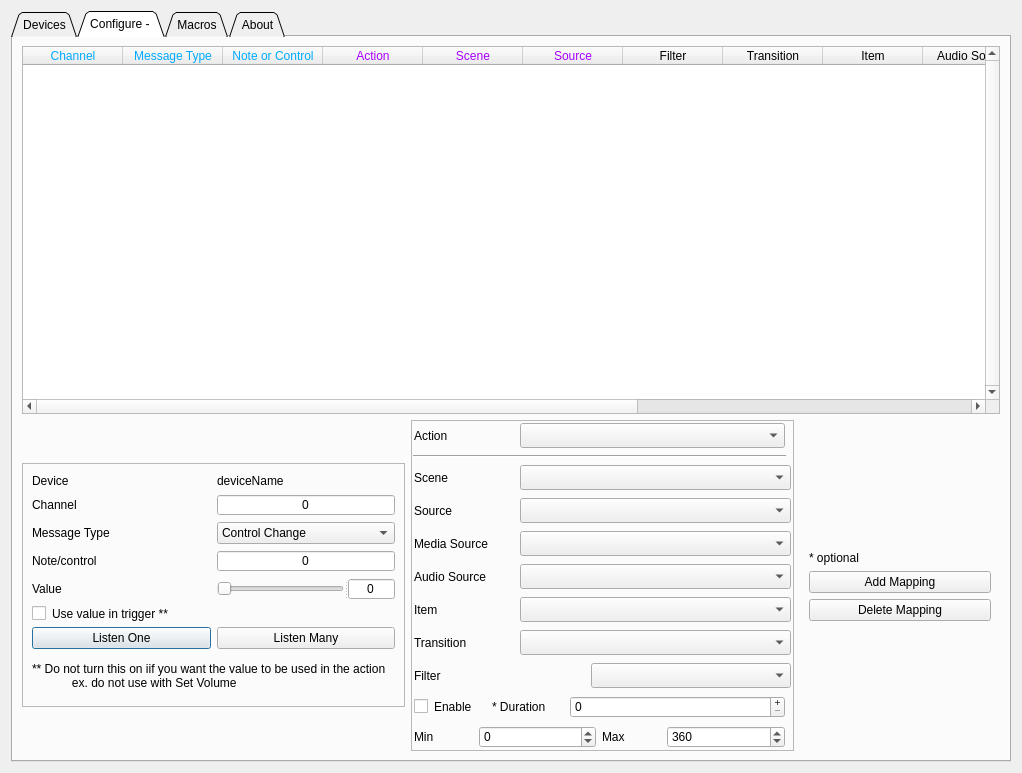
Before: the Qt Designer form src/forms/settings-dialog.ui in teisenbe/obs-midi, drawn with Qt 5.
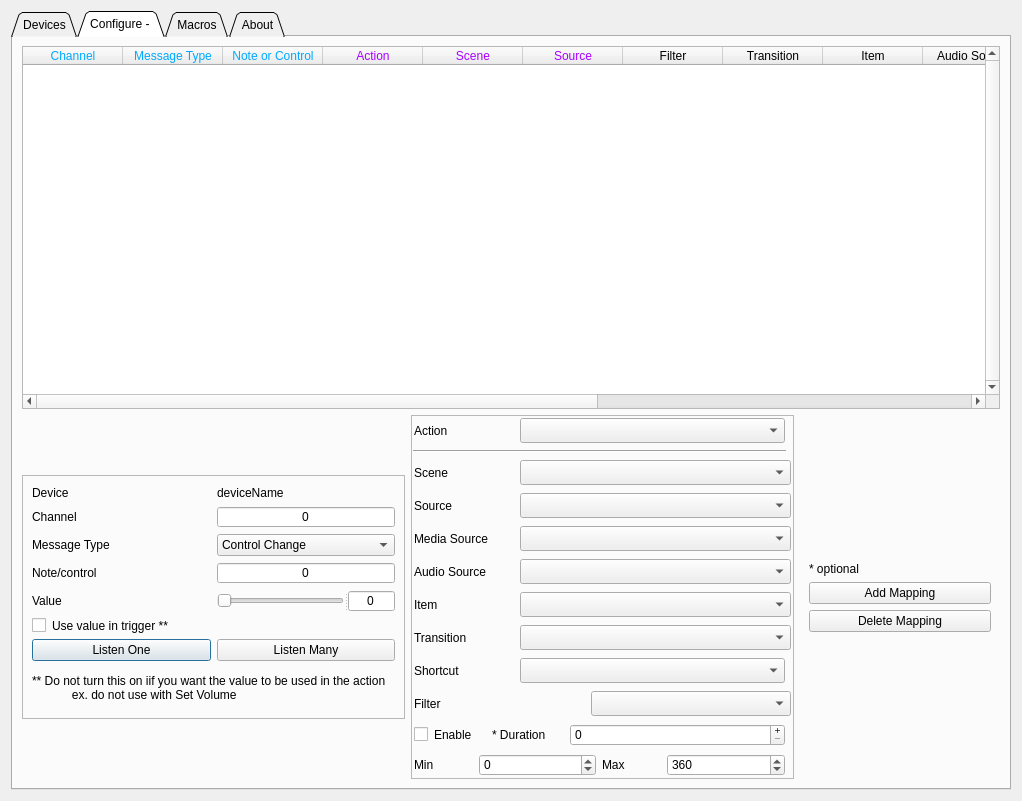
After: the same form once the commit is applied.

```diff
--- a/src/forms/settings-dialog.ui
+++ b/src/forms/settings-dialog.ui
@@ -10,7 +10,7 @@
     <x>0</x>
     <y>0</y>
     <width>1022</width>
-    <height>773</height>
+    <height>801</height>
    </rect>
   </property>
   <property name="sizePolicy">
@@ -654,7 +654,7 @@
          <property name="lineWidth">
           <number>3</number>
          </property>
-         <layout class="QGridLayout" name="gridLayout_23" rowstretch="1,1,1,1,1,1,1,1,1,1,1,1,0,0,0">
+         <layout class="QGridLayout" name="gridLayout_23" rowstretch="1,0,0,0,0,0,0,0,0,0,0,0,0,0,0,0">
           <property name="leftMargin">
            <number>1</number>
           </property>
@@ -667,83 +667,19 @@
           <property name="bottomMargin">
            <number>1</number>
           </property>
-          <item row="9" column="0" colspan="2">
-           <widget class="QWidget" name="w_item" native="true">
-            <property name="enabled">
-             <bool>true</bool>
+          <item row="1" column="0">
+           <widget class="Line" name="line">
+            <property name="orientation">
+             <enum>Qt::Horizontal</enum>
             </property>
-            <layout class="QGridLayout" name="gridLayout_26" columnstretch="1,3">
-             <property name="leftMargin">
-              <number>1</number>
-             </property>
-             <property name="topMargin">
-              <number>1</number>
-             </property>
-             <property name="rightMargin">
-              <number>1</number>
-             </property>
-             <property name="bottomMargin">
-              <number>1</number>
-             </property>
-             <item row="0" column="0">
-              <widget class="QLabel" name="label_obs_output_item">
-               <property name="sizePolicy">
-                <sizepolicy hsizetype="MinimumExpanding" vsizetype="Fixed">
-                 <horstretch>0</horstretch>
-                 <verstretch>0</verstretch>
-                </sizepolicy>
-               </property>
-               <property name="minimumSize">
-                <size>
-                 <width>100</width>
-                 <height>15</height>
-                </size>
-               </property>
-               <property name="maximumSize">
-                <size>
-                 <width>16777215</width>
-                 <height>50</height>
-                </size>
-               </property>
-               <property name="text">
-                <string>Item</string>
-               </property>
-              </widget>
-             </item>
-             <item row="0" column="1">
-              <widget class="QComboBox" name="cb_obs_output_item">
-               <property name="sizePolicy">
-                <sizepolicy hsizetype="MinimumExpanding" vsizetype="Fixed">
-                 <horstretch>0</horstretch>
-                 <verstretch>0</verstretch>
-                </sizepolicy>
-               </property>
-               <property name="minimumSize">
-                <size>
-                 <width>200</width>
-                 <height>25</height>
-                </size>
-               </property>
-               <property name="maximumSize">
-                <size>
-                 <width>16777215</width>
-                 <height>50</height>
-                </size>
-               </property>
-               <property name="sizeAdjustPolicy">
-                <enum>QComboBox::AdjustToContents</enum>
-               </property>
-              </widget>
-             </item>
-            </layout>
            </widget>
           </item>
-          <item row="2" column="0" rowspan="4" colspan="2">
-           <widget class="QWidget" name="w_scene" native="true">
+          <item row="10" column="0" rowspan="2" colspan="2">
+           <widget class="QWidget" name="w_transition" native="true">
             <property name="enabled">
              <bool>true</bool>
             </property>
-            <layout class="QGridLayout" name="gridLayout_19" columnstretch="1,3">
+            <layout class="QGridLayout" name="gridLayout_22" columnstretch="1,3">
              <property name="leftMargin">
               <number>1</number>
              </property>
@@ -757,7 +693,7 @@
               <number>1</number>
              </property>
              <item row="0" column="0">
-              <widget class="QLabel" name="label_obs_output_scene">
+              <widget class="QLabel" name="label_obs_output_transition">
                <property name="sizePolicy">
                 <sizepolicy hsizetype="MinimumExpanding" vsizetype="Fixed">
                  <horstretch>0</horstretch>
@@ -767,31 +703,6 @@
                <property name="minimumSize">
                 <size>
                  <width>100</width>
-                 <height>15</height>
-                </size>
-               </property>
-               <property name="maximumSize">
-                <size>
-                 <width>16777215</width>
-                 <height>50</height>
-                </size>
-               </property>
-               <property name="text">
-                <string>Scene</string>
-               </property>
-              </widget>
-             </item>
-             <item row="0" column="1">
-              <widget class="QComboBox" name="cb_obs_output_scene">
-               <property name="sizePolicy">
-                <sizepolicy hsizetype="MinimumExpanding" vsizetype="Fixed">
-                 <horstretch>0</horstretch>
-                 <verstretch>0</verstretch>
-                </sizepolicy>
-               </property>
-               <property name="minimumSize">
-                <size>
-                 <width>200</width>
                  <height>25</height>
                 </size>
                </property>
@@ -801,56 +712,13 @@
                  <height>25</height>
                 </size>
                </property>
-               <property name="sizeAdjustPolicy">
-                <enum>QComboBox::AdjustToContents</enum>
-               </property>
-              </widget>
-             </item>
-            </layout>
-           </widget>
-          </item>
-          <item row="0" column="0">
-           <widget class="QWidget" name="widget_6" native="true">
-            <layout class="QGridLayout" name="gridLayout_4" columnstretch="1,0">
-             <property name="leftMargin">
-              <number>1</number>
-             </property>
-             <property name="topMargin">
-              <number>1</number>
-             </property>
-             <property name="rightMargin">
-              <number>1</number>
-             </property>
-             <property name="bottomMargin">
-              <number>1</number>
-             </property>
-             <item row="0" column="0">
-              <widget class="QLabel" name="label_obs_output_action">
-               <property name="sizePolicy">
-                <sizepolicy hsizetype="MinimumExpanding" vsizetype="Fixed">
-                 <horstretch>0</horstretch>
-                 <verstretch>0</verstretch>
-                </sizepolicy>
-               </property>
-               <property name="minimumSize">
-                <size>
-                 <width>100</width>
-                 <height>25</height>
-                </size>
-               </property>
-               <property name="maximumSize">
-                <size>
-                 <width>100</width>
-                 <height>25</height>
-                </size>
-               </property>
                <property name="text">
-                <string>Action</string>
+                <string>Transition</string>
                </property>
               </widget>
              </item>
              <item row="0" column="1">
-              <widget class="QComboBox" name="cb_obs_output_action">
+              <widget class="QComboBox" name="cb_obs_output_transition">
                <property name="sizePolicy">
                 <sizepolicy hsizetype="MinimumExpanding" vsizetype="Fixed">
                  <horstretch>0</horstretch>
@@ -877,78 +745,7 @@
             </layout>
            </widget>
           </item>
-          <item row="8" column="0" colspan="2">
-           <widget class="QWidget" name="w_audio" native="true">
-            <property name="enabled">
-             <bool>true</bool>
-            </property>
-            <layout class="QGridLayout" name="gridLayout_25" columnstretch="1,3">
-             <property name="leftMargin">
-              <number>1</number>
-             </property>
-             <property name="topMargin">
-              <number>1</number>
-             </property>
-             <property name="rightMargin">
-              <number>1</number>
-             </property>
-             <property name="bottomMargin">
-              <number>1</number>
-             </property>
-             <item row="0" column="0">
-              <widget class="QLabel" name="label_obs_output_audio_source">
-               <property name="sizePolicy">
-                <sizepolicy hsizetype="MinimumExpanding" vsizetype="Fixed">
-                 <horstretch>0</horstretch>
-                 <verstretch>0</verstretch>
-                </sizepolicy>
-               </property>
-               <property name="minimumSize">
-                <size>
-                 <width>100</width>
-                 <height>15</height>
-                </size>
-               </property>
-               <property name="maximumSize">
-                <size>
-                 <width>16777215</width>
-                 <height>50</height>
-                </size>
-               </property>
-               <property name="text">
-                <string>Audio Source</string>
-               </property>
-              </widget>
-             </item>
-             <item row="0" column="1">
-              <widget class="QComboBox" name="cb_obs_output_audio_source">
-               <property name="sizePolicy">
-                <sizepolicy hsizetype="MinimumExpanding" vsizetype="Fixed">
-                 <horstretch>0</horstretch>
-                 <verstretch>0</verstretch>
-                </sizepolicy>
-               </property>
-               <property name="minimumSize">
-                <size>
-                 <width>200</width>
-                 <height>25</height>
-                </size>
-               </property>
-               <property name="maximumSize">
-                <size>
-                 <width>16777215</width>
-                 <height>50</height>
-                </size>
-               </property>
-               <property name="sizeAdjustPolicy">
-                <enum>QComboBox::AdjustToContents</enum>
-               </property>
-              </widget>
-             </item>
-            </layout>
-           </widget>
-          </item>
-          <item row="12" column="0" colspan="2">
+          <item row="13" column="0" colspan="2">
            <widget class="QWidget" name="w_filter" native="true">
             <property name="enabled">
              <bool>true</bool>
@@ -1019,7 +816,7 @@
             </layout>
            </widget>
           </item>
-          <item row="13" column="0">
+          <item row="14" column="0">
            <widget class="QWidget" name="w_int_overide" native="true">
             <layout class="QGridLayout" name="gridLayout_3" columnstretch="1,1,3" columnminimumwidth="1,1,3">
              <property name="leftMargin">
@@ -1141,77 +938,6 @@
             </layout>
            </widget>
           </item>
-          <item row="10" column="0" rowspan="2" colspan="2">
-           <widget class="QWidget" name="w_transition" native="true">
-            <property name="enabled">
-             <bool>true</bool>
-            </property>
-            <layout class="QGridLayout" name="gridLayout_22" columnstretch="1,3">
-             <property name="leftMargin">
-              <number>1</number>
-             </property>
-             <property name="topMargin">
-              <number>1</number>
-             </property>
-             <property name="rightMargin">
-              <number>1</number>
-             </property>
-             <property name="bottomMargin">
-              <number>1</number>
-             </property>
-             <item row="0" column="0">
-              <widget class="QLabel" name="label_obs_output_transition">
-               <property name="sizePolicy">
-                <sizepolicy hsizetype="MinimumExpanding" vsizetype="Fixed">
-                 <horstretch>0</horstretch>
-                 <verstretch>0</verstretch>
-                </sizepolicy>
-               </property>
-               <property name="minimumSize">
-                <size>
-                 <width>100</width>
-                 <height>25</height>
-                </size>
-               </property>
-               <property name="maximumSize">
-                <size>
-                 <width>16777215</width>
-                 <height>25</height>
-                </size>
-               </property>
-               <property name="text">
-                <string>Transition</string>
-               </property>
-              </widget>
-             </item>
-             <item row="0" column="1">
-              <widget class="QComboBox" name="cb_obs_output_transition">
-               <property name="sizePolicy">
-                <sizepolicy hsizetype="MinimumExpanding" vsizetype="Fixed">
-                 <horstretch>0</horstretch>
-                 <verstretch>0</verstretch>
-                </sizepolicy>
-               </property>
-               <property name="minimumSize">
-                <size>
-                 <width>200</width>
-                 <height>25</height>
-                </size>
-               </property>
-               <property name="maximumSize">
-                <size>
-                 <width>16777215</width>
-                 <height>25</height>
-                </size>
-               </property>
-               <property name="sizeAdjustPolicy">
-                <enum>QComboBox::AdjustToContents</enum>
-               </property>
-              </widget>
-             </item>
-            </layout>
-           </widget>
-          </item>
           <item row="7" column="0" colspan="2">
            <widget class="QWidget" name="w_media" native="true">
             <property name="enabled">
@@ -1283,14 +1009,7 @@
             </layout>
            </widget>
           </item>
-          <item row="1" column="0">
-           <widget class="Line" name="line">
-            <property name="orientation">
-             <enum>Qt::Horizontal</enum>
-            </property>
-           </widget>
-          </item>
-          <item row="14" column="0">
+          <item row="15" column="0">
            <widget class="QWidget" name="widget_range" native="true">
             <layout class="QGridLayout" name="gridLayout_27" columnstretch="1,2,1,2">
              <property name="leftMargin">
@@ -1345,6 +1064,358 @@
             </layout>
            </widget>
           </item>
+          <item row="9" column="0" colspan="2">
+           <widget class="QWidget" name="w_item" native="true">
+            <property name="enabled">
+             <bool>true</bool>
+            </property>
+            <layout class="QGridLayout" name="gridLayout_26" columnstretch="1,3">
+             <property name="leftMargin">
+              <number>1</number>
+             </property>
+             <property name="topMargin">
+              <number>1</number>
+             </property>
+             <property name="rightMargin">
+              <number>1</number>
+             </property>
+             <property name="bottomMargin">
+              <number>1</number>
+             </property>
+             <item row="0" column="0">
+              <widget class="QLabel" name="label_obs_output_item">
+               <property name="sizePolicy">
+                <sizepolicy hsizetype="MinimumExpanding" vsizetype="Fixed">
+                 <horstretch>0</horstretch>
+                 <verstretch>0</verstretch>
+                </sizepolicy>
+               </property>
+               <property name="minimumSize">
+                <size>
+                 <width>100</width>
+                 <height>15</height>
+                </size>
+               </property>
+               <property name="maximumSize">
+                <size>
+                 <width>16777215</width>
+                 <height>50</height>
+                </size>
+               </property>
+               <property name="text">
+                <string>Item</string>
+               </property>
+              </widget>
+             </item>
+             <item row="0" column="1">
+              <widget class="QComboBox" name="cb_obs_output_item">
+               <property name="sizePolicy">
+                <sizepolicy hsizetype="MinimumExpanding" vsizetype="Fixed">
+                 <horstretch>0</horstretch>
+                 <verstretch>0</verstretch>
+                </sizepolicy>
+               </property>
+               <property name="minimumSize">
+                <size>
+                 <width>200</width>
+                 <height>25</height>
+                </size>
+               </property>
+               <property name="maximumSize">
+                <size>
+                 <width>16777215</width>
+                 <height>50</height>
+                </size>
+               </property>
+               <property name="sizeAdjustPolicy">
+                <enum>QComboBox::AdjustToContents</enum>
+               </property>
+              </widget>
+             </item>
+            </layout>
+           </widget>
+          </item>
+          <item row="0" column="0">
+           <widget class="QWidget" name="widget_6" native="true">
+            <layout class="QGridLayout" name="gridLayout_4" columnstretch="1,0">
+             <property name="leftMargin">
+              <number>1</number>
+             </property>
+             <property name="topMargin">
+              <number>1</number>
+             </property>
+             <property name="rightMargin">
+              <number>1</number>
+             </property>
+             <property name="bottomMargin">
+              <number>1</number>
+             </property>
+             <item row="0" column="0">
+              <widget class="QLabel" name="label_obs_output_action">
+               <property name="sizePolicy">
+                <sizepolicy hsizetype="MinimumExpanding" vsizetype="Fixed">
+                 <horstretch>0</horstretch>
+                 <verstretch>0</verstretch>
+                </sizepolicy>
+               </property>
+               <property name="minimumSize">
+                <size>
+                 <width>100</width>
+                 <height>25</height>
+                </size>
+               </property>
+               <property name="maximumSize">
+                <size>
+                 <width>100</width>
+                 <height>25</height>
+                </size>
+               </property>
+               <property name="text">
+                <string>Action</string>
+               </property>
+              </widget>
+             </item>
+             <item row="0" column="1">
+              <widget class="QComboBox" name="cb_obs_output_action">
+               <property name="sizePolicy">
+                <sizepolicy hsizetype="MinimumExpanding" vsizetype="Fixed">
+                 <horstretch>0</horstretch>
+                 <verstretch>0</verstretch>
+                </sizepolicy>
+               </property>
+               <property name="minimumSize">
+                <size>
+                 <width>200</width>
+                 <height>25</height>
+                </size>
+               </property>
+               <property name="maximumSize">
+                <size>
+                 <width>16777215</width>
+                 <height>25</height>
+                </size>
+               </property>
+               <property name="sizeAdjustPolicy">
+                <enum>QComboBox::AdjustToContents</enum>
+               </property>
+              </widget>
+             </item>
+            </layout>
+           </widget>
+          </item>
+          <item row="8" column="0" colspan="2">
+           <widget class="QWidget" name="w_audio" native="true">
+            <property name="enabled">
+             <bool>true</bool>
+            </property>
+            <layout class="QGridLayout" name="gridLayout_25" columnstretch="1,3">
+             <property name="leftMargin">
+              <number>1</number>
+             </property>
+             <property name="topMargin">
+              <number>1</number>
+             </property>
+             <property name="rightMargin">
+              <number>1</number>
+             </property>
+             <property name="bottomMargin">
+              <number>1</number>
+             </property>
+             <item row="0" column="0">
+              <widget class="QLabel" name="label_obs_output_audio_source">
+               <property name="sizePolicy">
+                <sizepolicy hsizetype="MinimumExpanding" vsizetype="Fixed">
+                 <horstretch>0</horstretch>
+                 <verstretch>0</verstretch>
+                </sizepolicy>
+               </property>
+               <property name="minimumSize">
+                <size>
+                 <width>100</width>
+                 <height>15</height>
+                </size>
+               </property>
+               <property name="maximumSize">
+                <size>
+                 <width>16777215</width>
+                 <height>50</height>
+                </size>
+               </property>
+               <property name="text">
+                <string>Audio Source</string>
+               </property>
+              </widget>
+             </item>
+             <item row="0" column="1">
+              <widget class="QComboBox" name="cb_obs_output_audio_source">
+               <property name="sizePolicy">
+                <sizepolicy hsizetype="MinimumExpanding" vsizetype="Fixed">
+                 <horstretch>0</horstretch>
+                 <verstretch>0</verstretch>
+                </sizepolicy>
+               </property>
+               <property name="minimumSize">
+                <size>
+                 <width>200</width>
+                 <height>25</height>
+                </size>
+               </property>
+               <property name="maximumSize">
+                <size>
+                 <width>16777215</width>
+                 <height>50</height>
+                </size>
+               </property>
+               <property name="sizeAdjustPolicy">
+                <enum>QComboBox::AdjustToContents</enum>
+               </property>
+              </widget>
+             </item>
+            </layout>
+           </widget>
+          </item>
+          <item row="2" column="0" rowspan="4" colspan="2">
+           <widget class="QWidget" name="w_scene" native="true">
+            <property name="enabled">
+             <bool>true</bool>
+            </property>
+            <layout class="QGridLayout" name="gridLayout_19" columnstretch="1,3">
+             <property name="leftMargin">
+              <number>1</number>
+             </property>
+             <property name="topMargin">
+              <number>1</number>
+             </property>
+             <property name="rightMargin">
+              <number>1</number>
+             </property>
+             <property name="bottomMargin">
+              <number>1</number>
+             </property>
+             <item row="0" column="0">
+              <widget class="QLabel" name="label_obs_output_scene">
+               <property name="sizePolicy">
+                <sizepolicy hsizetype="MinimumExpanding" vsizetype="Fixed">
+                 <horstretch>0</horstretch>
+                 <verstretch>0</verstretch>
+                </sizepolicy>
+               </property>
+               <property name="minimumSize">
+                <size>
+                 <width>100</width>
+                 <height>15</height>
+                </size>
+               </property>
+               <property name="maximumSize">
+                <size>
+                 <width>16777215</width>
+                 <height>50</height>
+                </size>
+               </property>
+               <property name="text">
+                <string>Scene</string>
+               </property>
+              </widget>
+             </item>
+             <item row="0" column="1">
+              <widget class="QComboBox" name="cb_obs_output_scene">
+               <property name="sizePolicy">
+                <sizepolicy hsizetype="MinimumExpanding" vsizetype="Fixed">
+                 <horstretch>0</horstretch>
+                 <verstretch>0</verstretch>
+                </sizepolicy>
+               </property>
+               <property name="minimumSize">
+                <size>
+                 <width>200</width>
+                 <height>25</height>
+                </size>
+               </property>
+               <property name="maximumSize">
+                <size>
+                 <width>16777215</width>
+                 <height>25</height>
+                </size>
+               </property>
+               <property name="sizeAdjustPolicy">
+                <enum>QComboBox::AdjustToContents</enum>
+               </property>
+              </widget>
+             </item>
+            </layout>
+           </widget>
+          </item>
+          <item row="12" column="0">
+           <widget class="QWidget" name="w_shortcut" native="true">
+            <property name="enabled">
+             <bool>true</bool>
+            </property>
+            <layout class="QGridLayout" name="gridLayout_32" columnstretch="1,3">
+             <property name="leftMargin">
+              <number>1</number>
+             </property>
+             <property name="topMargin">
+              <number>1</number>
+             </property>
+             <property name="rightMargin">
+              <number>1</number>
+             </property>
+             <property name="bottomMargin">
+              <number>1</number>
+             </property>
+             <item row="0" column="0">
+              <widget class="QLabel" name="label_obs_output_shortcut">
+               <property name="sizePolicy">
+                <sizepolicy hsizetype="MinimumExpanding" vsizetype="Fixed">
+                 <horstretch>0</horstretch>
+                 <verstretch>0</verstretch>
+                </sizepolicy>
+               </property>
+               <property name="minimumSize">
+                <size>
+                 <width>100</width>
+                 <height>15</height>
+                </size>
+               </property>
+               <property name="maximumSize">
+                <size>
+                 <width>16777215</width>
+                 <height>50</height>
+                </size>
+               </property>
+               <property name="text">
+                <string>Shortcut</string>
+               </property>
+              </widget>
+             </item>
+             <item row="0" column="1">
+              <widget class="QComboBox" name="cb_obs_output_shortcut">
+               <property name="sizePolicy">
+                <sizepolicy hsizetype="MinimumExpanding" vsizetype="Fixed">
+                 <horstretch>0</horstretch>
+                 <verstretch>0</verstretch>
+                </sizepolicy>
+               </property>
+               <property name="minimumSize">
+                <size>
+                 <width>200</width>
+                 <height>25</height>
+                </size>
+               </property>
+               <property name="maximumSize">
+                <size>
+                 <width>16777215</width>
+                 <height>50</height>
+                </size>
+               </property>
+               <property name="sizeAdjustPolicy">
+                <enum>QComboBox::AdjustToContents</enum>
+               </property>
+              </widget>
+             </item>
+            </layout>
+           </widget>
+          </item>
          </layout>
         </widget>
        </item>
@@ -1599,6 +1670,11 @@
            <string>Max</string>
           </property>
          </column>
+         <column>
+          <property name="text">
+           <string>Shortcut</string>
+          </property>
+         </column>
         </widget>
        </item>
       </layout>
```
